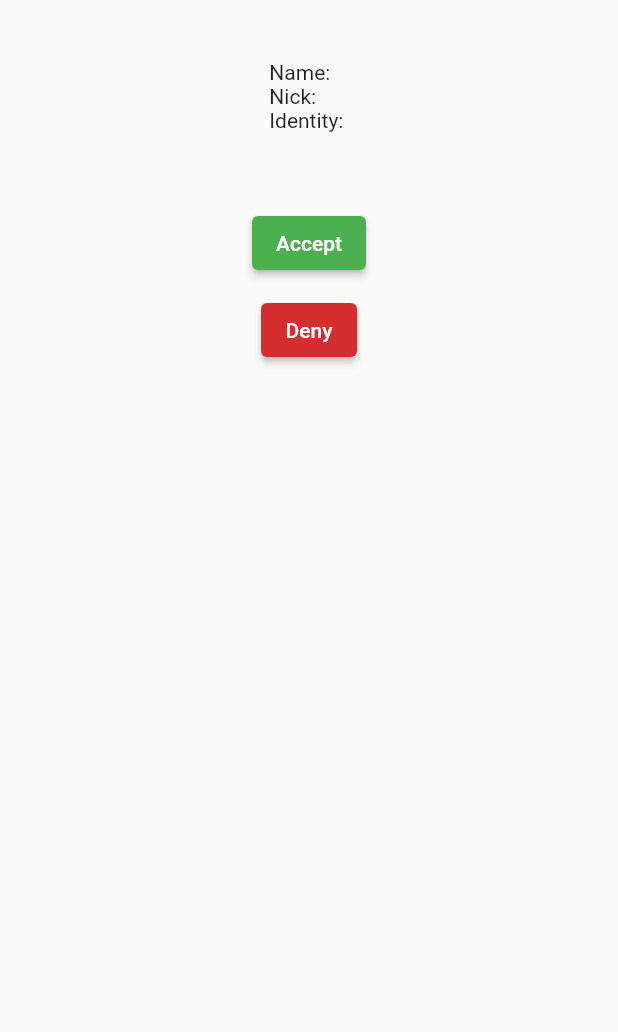
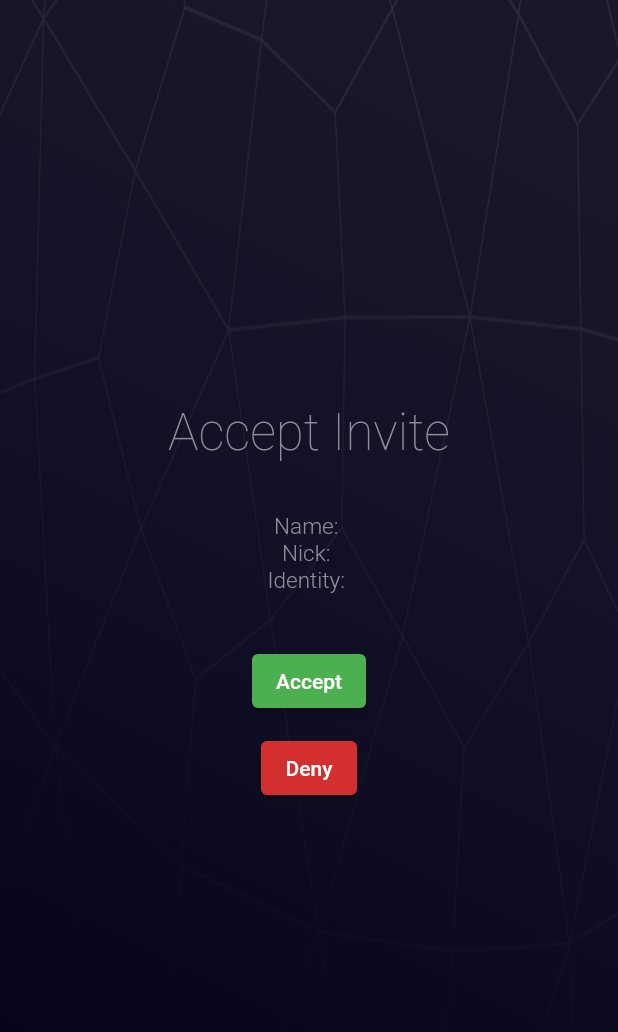
Before and after one commit to companyzero/bisonrelay, a Flutter app: the VerifyInviteScreen screen opened directly with empty values, on a phone screen of 412 x 824 dp. Shown: the top 1032 px of the screen. Run offline on Flutter 3.47's test engine with Material 2 defaults, Android fonts, the phone set to English and light mode, and no system bars; our stand-ins replace args, convert, file_picker, flutter_markdown, json_rpc_2 and 6 more; missing offline and left inert: blake_hash, dart:ffi, ini, markdown, shared_preferences_web, window_manager; accounts and stored records are empty; project files that could hold a hidden picture were left out.

Commit message:
Fix verifyInvite error and verifyInvite/Server page styling (#21)

```diff
--- a/bruig/flutterui/bruig/lib/components/chats_list.dart
+++ b/bruig/flutterui/bruig/lib/components/chats_list.dart
@@ -145,8 +145,10 @@ class ChatsList extends StatelessWidget {
       filePath = filePath.trim();
       if (filePath == "") return;
       var invite = await Golib.decodeInvite(filePath);
-      Navigator.pop(context);
-      Navigator.pushNamed(context, '/verifyInvite', arguments: invite);
+      //Navigator.pop(context);
+      Navigator.of(context, rootNavigator: true).pop();
+      Navigator.of(context, rootNavigator: true)
+          .pushNamed('/verifyInvite', arguments: invite);
     }
 
     var theme = Theme.of(context);
--- a/bruig/flutterui/bruig/lib/screens/verify_invite.dart
+++ b/bruig/flutterui/bruig/lib/screens/verify_invite.dart
@@ -38,16 +38,60 @@ class _VerifyInviteScreenState extends State<VerifyInviteScreen> {
     var invite = ModalRoute.of(context)!.settings.arguments as Invitation;
 
     var theme = Theme.of(context);
+    var backgroundColor = const Color(0xFF19172C);
+    var cardColor = const Color(0xFF05031A);
+    var textColor = const Color(0xFF8E8D98);
+    var secondaryTextColor = const Color(0xFFE4E3E6);
+    var darkTextColor = const Color(0xFF5A5968);
     return Scaffold(
-        body: Center(
-            child: Container(
-                padding: const EdgeInsets.all(40),
-                constraints: const BoxConstraints(maxWidth: 500),
+        body: Container(
+            color: backgroundColor,
+            child: Stack(children: [
+              Container(
+                  decoration: const BoxDecoration(
+                      image: DecorationImage(
+                          fit: BoxFit.fill,
+                          image: AssetImage("assets/images/loading-bg.png")))),
+              Container(
+                  decoration: BoxDecoration(
+                      gradient: LinearGradient(
+                          begin: Alignment.bottomLeft,
+                          end: Alignment.topRight,
+                          colors: [
+                        cardColor,
+                        const Color(0xFF07051C),
+                        backgroundColor.withOpacity(0.34),
+                      ],
+                          stops: const [
+                        0,
+                        0.17,
+                        1
+                      ])),
+                  padding: const EdgeInsets.all(10),
                   child: Column(children: [
-                  Text('''Name: ${invite.user.name}
-Nick: ${invite.user.nick}
-Identity: ${invite.user.uid}'''),
-                  Container(height: 50),
+                    const SizedBox(height: 258),
+                    Text("Accept Invite",
+                        style: TextStyle(
+                            color: textColor,
+                            fontSize: 34,
+                            fontWeight: FontWeight.w200)),
+                    const SizedBox(height: 34),
+                    Text("Name: ${invite.user.name}",
+                        style: TextStyle(
+                            color: textColor,
+                            fontSize: 15,
+                            fontWeight: FontWeight.w300)),
+                    Text("Nick: ${invite.user.nick}",
+                        style: TextStyle(
+                            color: textColor,
+                            fontSize: 15,
+                            fontWeight: FontWeight.w300)),
+                    Text("Identity: ${invite.user.uid}",
+                        style: TextStyle(
+                            color: textColor,
+                            fontSize: 15,
+                            fontWeight: FontWeight.w300)),
+                    const SizedBox(height: 34),
                     ElevatedButton(
                         onPressed: !_loading
                             ? () => onAcceptInvite(context, invite)
@@ -59,6 +103,7 @@ Identity: ${invite.user.uid}'''),
                             backgroundColor: theme.errorColor),
                         onPressed: () => onDenyInvite(context),
                         child: const Text("Deny"))
-                ]))));
+                  ]))
+            ])));
   }
 }
```
Also changed, not shown: bruig/flutterui/bruig/lib/screens/verify_server.dart (+54 -13 lines). Lines whose indentation alone changed are shown as unchanged.
